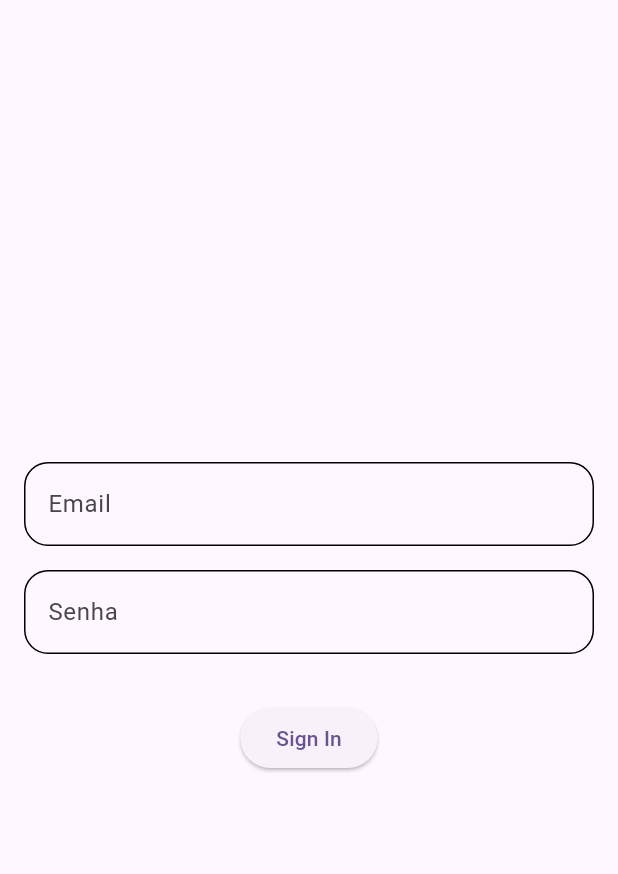
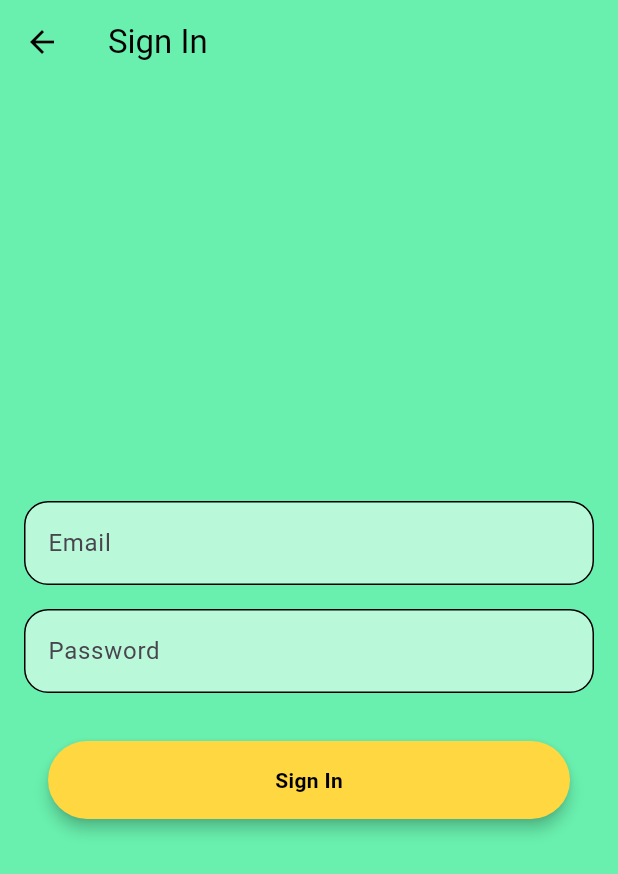
Before and after one commit to EduAkMi/FIAP_Flutter_FinalProj, a Flutter app: the screen it shows after launch, after a tap on "Sign In", on a phone screen of 412 x 824 dp. Shown: the top 874 px of the screen. Run offline on Flutter 3.47's test engine with Material 2 defaults, Android fonts, the phone set to English and light mode, and no system bars; our stand-ins replace equatable, firebase_auth, firebase_core, flutter_bloc; accounts and stored records are empty.

Commit message:
- Created cubit architecture on SignIn/SignOn - Few layout changes (colors, spacing, etc)

```diff
--- /dev/null
+++ b/lib/modules/components/facts_info_texts.dart
@@ -0,0 +1,40 @@
+import 'package:flutter/material.dart';
+
+class FactsInfoTexts extends StatelessWidget {
+  final String description;
+
+  const FactsInfoTexts({
+    super.key,
+    required this.description,
+  });
+
+  @override
+  Widget build(BuildContext context) {
+    return Column(
+      children: [
+        const Text(
+          'Cat and Dogs',
+          style: TextStyle(
+            color: Colors.black,
+            fontSize: 26,
+          ),
+        ),
+        const Text(
+          'Random Facts',
+          style: TextStyle(
+            color: Colors.black,
+            fontSize: 18,
+          ),
+        ),
+        Text(
+          description,
+          style: const TextStyle(
+            color: Colors.black,
+            fontSize: 13,
+          ),
+        ),
+        const SizedBox(height: 4)
+      ],
+    );
+  }
+}
--- a/lib/modules/facts/bloc/facts_cubit.dart
+++ b/lib/modules/facts/bloc/facts_cubit.dart
@@ -11,6 +11,8 @@ import '../models/dogfactapimodel.dart';
 import '../models/dogimageapimodel.dart';
 import '../models/factmodel.dart';
 import 'facts_cubit_state.dart';
+
+enum Options { both, cats, dogs }
 
 class FactsCubit extends Cubit<FactsCubitState> {
   FactsCubit()
@@ -209,8 +211,6 @@ class FactsCubit extends Cubit<FactsCubitState> {
   }
 }
 
-enum Options { both, cats, dogs }
-
 class FactsCubitProvider extends BlocProvider<FactsCubit> {
   FactsCubitProvider({
     Key? key,
--- a/lib/modules/facts/views/components/facts_list_cell.dart
+++ b/lib/modules/facts/views/components/facts_list_cell.dart
@@ -56,8 +56,10 @@ class FactsListCell extends StatelessWidget {
           children: [
             Text(
               factModel.fact,
+              maxLines: 3,
+              overflow: TextOverflow.ellipsis,
               style: const TextStyle(
-                fontSize: 18,
+                fontSize: 16,
                 fontWeight: FontWeight.bold,
               ),
             ),
--- a/lib/modules/facts/views/facts_error_screen.dart
+++ b/lib/modules/facts/views/facts_error_screen.dart
@@ -1,6 +1,6 @@
 import 'package:flutter/material.dart';
 
-import 'components/facts_info_texts.dart';
+import '../../components/facts_info_texts.dart';
 import 'components/facts_types_buttons.dart';
 
 class FactsErrorScreen extends StatelessWidget {
@@ -20,11 +20,11 @@ class FactsErrorScreen extends StatelessWidget {
   @override
   Widget build(BuildContext context) {
     return Scaffold(
-        backgroundColor: Colors.teal,
+        backgroundColor: Colors.greenAccent,
         body: SafeArea(
           child: Column(
             children: [
-              const FactsInfoTexts(),
+              const FactsInfoTexts(description: 'Select an option to discover more'),
               FactsTypesButtons(
                 onBothPressed: onBothPressed,
                 onCatsPressed: onCatsPressed,
--- a/lib/modules/facts/views/facts_loading_screen.dart
+++ b/lib/modules/facts/views/facts_loading_screen.dart
@@ -1,6 +1,6 @@
 import 'package:flutter/material.dart';
 
-import 'components/facts_info_texts.dart';
+import '../../components/facts_info_texts.dart';
 import 'components/facts_types_buttons.dart';
 
 class FactsLoadingScreen extends StatelessWidget {
@@ -18,11 +18,11 @@ class FactsLoadingScreen extends StatelessWidget {
   @override
   Widget build(BuildContext context) {
     return Scaffold(
-        backgroundColor: Colors.teal,
+        backgroundColor: Colors.greenAccent,
         body: SafeArea(
           child: Column(
             children: [
-              const FactsInfoTexts(),
+              const FactsInfoTexts(description: 'Select an option to discover more'),
               FactsTypesButtons(
                 onBothPressed: onBothPressed,
                 onCatsPressed: onCatsPressed,
--- /dev/null
+++ b/lib/modules/login/bloc/login_cubit_state.dart
@@ -0,0 +1,28 @@
+import 'package:equatable/equatable.dart';
+
+enum LoginCubitStateStatus { loading, error }
+
+class LoginCubitState extends Equatable {
+  final LoginCubitStateStatus? status;
+  final String? error;
+
+  const LoginCubitState({
+    this.status,
+    this.error,
+  });
+
+  LoginCubitState copyWith({
+    LoginCubitStateStatus? status,
+    String? error,
+  }) {
+    return LoginCubitState(
+      status: status ?? this.status,
+      error: error ?? this.error,
+    );
+  }
+
+  @override
+  List<Object?> get props => [
+    DateTime.now(),
+  ];
+}
--- /dev/null
+++ b/lib/modules/login/bloc/sign_in_cubit.dart
@@ -0,0 +1,62 @@
+import 'package:final_project/modules/login/bloc/login_cubit_state.dart';
+import 'package:firebase_auth/firebase_auth.dart';
+import 'package:flutter/material.dart';
+import 'package:flutter_bloc/flutter_bloc.dart';
+
+import '../../../routes.dart';
+
+class SignInCubit extends Cubit<LoginCubitState> {
+  SignInCubit()
+      : super(
+          const LoginCubitState(),
+        );
+
+  void _emitLoading() {
+    emit(
+      state.copyWith(
+        status: LoginCubitStateStatus.loading,
+      ),
+    );
+  }
+
+  void _emitError(String error) {
+    emit(
+      state.copyWith(
+        status: LoginCubitStateStatus.error,
+        error: error,
+      ),
+    );
+  }
+
+  Future<void> signInUser({
+    required BuildContext context,
+    required String email,
+    required String password,
+  }) async {
+    _emitLoading();
+    final authInstance = FirebaseAuth.instance;
+
+    authInstance
+        .signInWithEmailAndPassword(
+          email: email,
+          password: password,
+        )
+        .then((_) => Navigator.pushReplacementNamed(context, Routes.facts.name))
+        .onError((error, stackTrace) => _emitError(
+              (error as FirebaseException).message ?? 'Erro desconhecido',
+            ));
+  }
+}
+
+class SignInProvider extends BlocProvider<SignInCubit> {
+  SignInProvider({
+    Key? key,
+    Widget? child,
+  }) : super(
+          key: key,
+          create: (_) => SignInCubit(),
+          child: child,
+        );
+
+  static SignInCubit of(BuildContext context) => BlocProvider.of<SignInCubit>(context);
+}
--- /dev/null
+++ b/lib/modules/login/containers/sign_in_container.dart
@@ -0,0 +1,45 @@
+import 'package:flutter/material.dart';
+import 'package:flutter_bloc/flutter_bloc.dart';
+
+import '../bloc/sign_in_cubit.dart';
+import '../bloc/login_cubit_state.dart';
+
+class SignInContainer extends BlocConsumer<SignInCubit, LoginCubitState> {
+  static Function(String, String) signIn = (String email, String password) {};
+
+  SignInContainer({
+    super.key,
+  }) : super(
+          listener: (context, state) {
+            if (state.status == LoginCubitStateStatus.error) {
+              ScaffoldMessenger.of(context).showSnackBar(
+                SnackBar(
+                  backgroundColor: Colors.red,
+                  content: Text(
+                    state.error ?? '',
+                  ),
+                ),
+              );
+            }
+          },
+          builder: (context, state) {
+            signIn = (email, password) {
+              SignInProvider.of(context).signInUser(
+                context: context,
+                email: email,
+                password: password,
+              );
+            };
+            switch (state.status) {
+              case null:
+                return const SizedBox();
+              case LoginCubitStateStatus.loading:
+                return const CircularProgressIndicator(
+                  color: Colors.white,
+                );
+              case LoginCubitStateStatus.error:
+                return const SizedBox();
+            }
+          },
+        );
+}
--- a/lib/modules/login/views/components/menu_button.dart
+++ b/lib/modules/login/views/components/menu_button.dart
@@ -10,22 +10,24 @@ class MenuButton extends StatelessWidget {
   final Function() onPressed;
   final String text;
 
+  final double radius = 30;
+
   @override
   Widget build(BuildContext context) {
     return Material(
-      borderRadius: BorderRadius.circular(1000),
-      elevation: 8,
-      color: Colors.white,
+      borderRadius: BorderRadius.circular(radius),
+      elevation: 4,
+      color: Colors.amberAccent,
       child: InkWell(
         onTap: onPressed,
-        borderRadius: BorderRadius.circular(1000),
+        borderRadius: BorderRadius.circular(radius),
         child: Padding(
           padding: const EdgeInsets.all(16),
           child: Center(
             child: Text(
               text,
               style: const TextStyle(
-                color: Colors.teal,
+                color: Colors.black,
                 fontWeight: FontWeight.bold,
               ),
             ),
--- a/lib/modules/login/views/login_screen.dart
+++ b/lib/modules/login/views/login_screen.dart
@@ -1,3 +1,4 @@
+import 'package:final_project/modules/components/facts_info_texts.dart';
 import 'package:flutter/material.dart';
 
 import '../../../routes.dart';
@@ -9,7 +10,7 @@ class LoginScreen extends StatelessWidget {
   @override
   Widget build(BuildContext context) {
     return Scaffold(
-      backgroundColor: Colors.teal,
+      backgroundColor: Colors.greenAccent,
       body: SafeArea(
         child: Padding(
           padding: const EdgeInsets.symmetric(horizontal: 16),
@@ -17,6 +18,7 @@ class LoginScreen extends StatelessWidget {
             crossAxisAlignment: CrossAxisAlignment.stretch,
             mainAxisAlignment: MainAxisAlignment.center,
             children: [
+              const FactsInfoTexts(description: ''),
               MenuButton(
                 text: "Sign In",
                 onPressed: () {
@@ -25,7 +27,7 @@ class LoginScreen extends StatelessWidget {
               ),
               const SizedBox(height: 16),
               MenuButton(
-                text: "Create account",
+                text: "Create Account",
                 onPressed: () {
                   Navigator.pushNamed(context, Routes.signOn.name);
                 },
--- a/lib/modules/login/views/sign_in_screen.dart
+++ b/lib/modules/login/views/sign_in_screen.dart
@@ -1,7 +1,8 @@
-import 'package:firebase_auth/firebase_auth.dart';
 import 'package:flutter/material.dart';
 
-import '../../../routes.dart';
+import '../bloc/sign_in_cubit.dart';
+import '../containers/sign_in_container.dart';
+import 'components/menu_button.dart';
 
 class SignInScreen extends StatelessWidget {
   SignInScreen({super.key});
@@ -12,6 +13,23 @@ class SignInScreen extends StatelessWidget {
   @override
   Widget build(BuildContext context) {
     return Scaffold(
+      backgroundColor: Colors.greenAccent,
+      appBar: AppBar(
+        backgroundColor: Colors.greenAccent,
+        title: const Text(
+          'Sign In',
+          style: TextStyle(
+            color: Colors.black,
+          ),
+        ),
+        leading: IconButton(
+          onPressed: () => Navigator.pop(context),
+          icon: const Icon(
+            Icons.arrow_back,
+            color: Colors.black,
+          ),
+        ),
+      ),
       body: Padding(
         padding: const EdgeInsets.symmetric(horizontal: 16),
         child: Column(
@@ -20,6 +38,8 @@ class SignInScreen extends StatelessWidget {
             TextField(
               keyboardType: TextInputType.emailAddress,
               decoration: InputDecoration(
+                fillColor: Colors.white54,
+                filled: true,
                 labelText: 'Email',
                 focusedBorder: OutlineInputBorder(
                   borderSide: BorderSide(
@@ -43,7 +63,9 @@ class SignInScreen extends StatelessWidget {
               },
               obscureText: true,
               decoration: InputDecoration(
-                labelText: 'Senha',
+                fillColor: Colors.white54,
+                filled: true,
+                labelText: 'Password',
                 focusedBorder: OutlineInputBorder(
                   borderSide: BorderSide(
                     color: Theme.of(context).colorScheme.primary,
@@ -57,42 +79,19 @@ class SignInScreen extends StatelessWidget {
               ),
             ),
             const SizedBox(height: 32),
-            ElevatedButton(
-              onPressed: () => _signInUser(
-                context: context,
-                email: email,
-                password: password,
+            Padding(
+              padding: const EdgeInsets.symmetric(horizontal: 16.0),
+              child: MenuButton(
+                text: 'Sign In',
+                onPressed: () {
+                  SignInContainer.signIn(email, password);
+                },
               ),
-              child: const Text('Sign In'),
             ),
+            SignInProvider(child: SignInContainer()),
           ],
         ),
       ),
     );
   }
-
-  Future<void> _signInUser({
-    required BuildContext context,
-    required String email,
-    required String password,
-  }) async {
-    final authInstance = FirebaseAuth.instance;
-
-    authInstance
-        .signInWithEmailAndPassword(
-          email: email,
-          password: password,
-        )
-        .then((value) => Navigator.pushReplacementNamed(context, Routes.facts.name))
-        .onError(
-          (error, stackTrace) => ScaffoldMessenger.of(context).showSnackBar(
-            SnackBar(
-              backgroundColor: Colors.red,
-              content: Text(
-                (error as FirebaseException).message ?? 'Erro desconhecido',
-              ),
-            ),
-          ),
-        );
-  }
 }
--- a/lib/modules/splash/splash_screen.dart
+++ b/lib/modules/splash/splash_screen.dart
@@ -29,10 +29,15 @@ class _SplashScreenState extends State<SplashScreen> {
   @override
   Widget build(BuildContext context) {
     return Container(
-        color: Colors.blue,
+        color: Colors.greenAccent,
         child: const Center(
           child: SizedBox(
-            child: Text("!Splash Screen!"),
+            child: Text(
+              "!Splash\n\n\n\n\nScreen!",
+              style: TextStyle(
+                color: Colors.red
+              ),
+            ),
           ),
         ));
   }
--- a/pubspec.yaml
+++ b/pubspec.yaml
@@ -28,6 +28,7 @@ environment:
 # the latest version available on pub.dev. To see which dependencies have newer
 # versions available, run `flutter pub outdated`.
 dependencies:
+  equatable: ^2.0.3
   flutter:
     sdk: flutter
   http: ^1.1.0
@@ -38,6 +39,7 @@ dependencies:
   # The following adds the Cupertino Icons font to your application.
   # Use with the CupertinoIcons class for iOS style icons.
   cupertino_icons: ^1.0.2
+  provider: ^6.0.5
 
 dev_dependencies:
   flutter_test:
```
Also changed, not shown: lib/modules/facts/views/components/facts_info_texts.dart (deleted, +0 -26 lines), lib/modules/facts/views/components/facts_types_buttons.dart (+40 -17 lines), lib/modules/facts/views/fact_screen.dart (+5 -5 lines), lib/modules/facts/views/facts_screen.dart (+5 -5 lines), lib/modules/login/bloc/sign_on_cubit.dart (added, +65 -0 lines), lib/modules/login/containers/sign_on_container.dart (added, +45 -0 lines), lib/modules/login/views/sign_on_screen.dart (+33 -32 lines), pubspec.lock.
